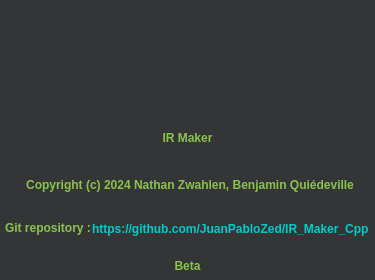
Old version of the form about.ui in the repository JuanPabloZed/IR_Maker_Cpp.
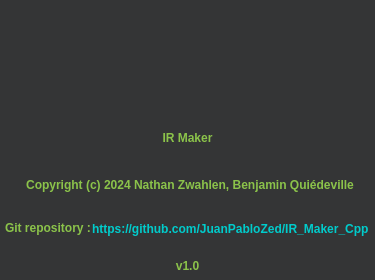
New version of the form. Icons and pictures are not drawn.

```diff
--- a/about.ui
+++ b/about.ui
@@ -276,7 +276,7 @@
     </rect>
    </property>
    <property name="text">
-    <string>Beta</string>
+    <string>v1.0</string>
    </property>
    <property name="alignment">
     <set>Qt::AlignCenter</set>
```
